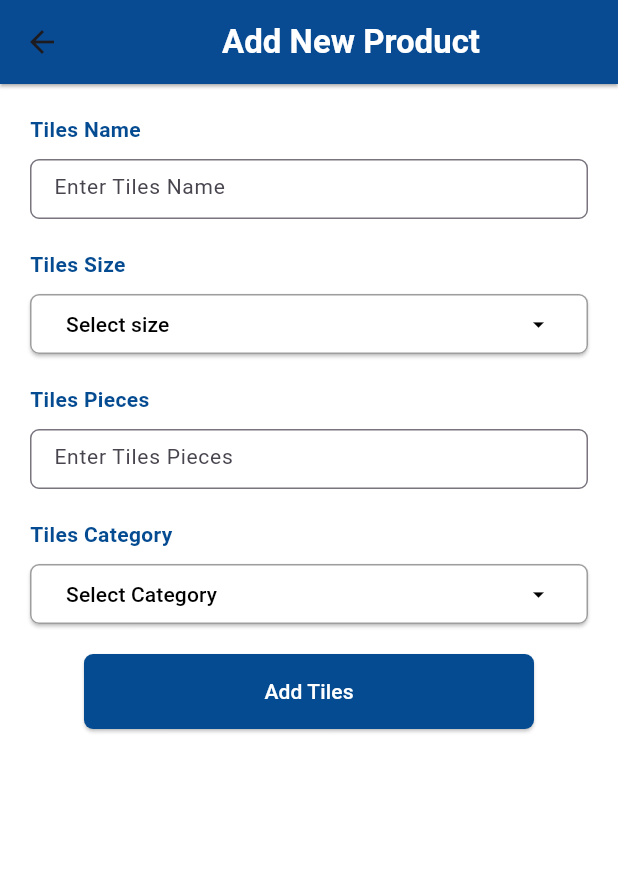
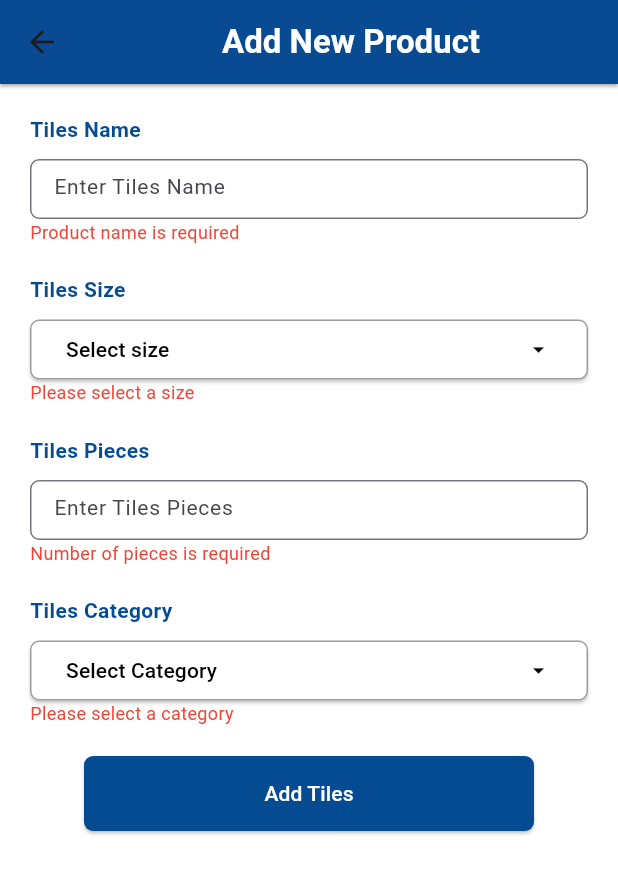
Before and after one commit to Aljoboyer/tiles_shop_management, a Flutter app: the ProductAddScreen screen opened directly, after a tap on "Add Tiles", on a phone screen of 412 x 824 dp. Shown: the top 874 px of the screen. Run offline on Flutter 3.47's test engine with Material 3 defaults, Android fonts, the phone set to English and light mode, and no system bars; our stand-ins replace go_router.

Commit message:
input validation done in add page and custom error added

```diff
--- a/lib/screens/maintanence/product_add_screen.dart
+++ b/lib/screens/maintanence/product_add_screen.dart
@@ -2,7 +2,9 @@ import 'package:flutter/material.dart';
 import 'package:tiles_shop_management/utils/constant/cons_data.dart';
 import 'package:tiles_shop_management/widgets/button.dart';
 import 'package:tiles_shop_management/widgets/dropdown.dart';
+import 'package:tiles_shop_management/widgets/error_text.dart';
 import 'package:tiles_shop_management/widgets/input_field.dart';
+import 'package:tiles_shop_management/widgets/label_text.dart';
 
 class ProductAddScreen extends StatefulWidget {
   const ProductAddScreen({super.key});
@@ -18,27 +20,72 @@ class _ProductAddScreenState extends State<ProductAddScreen> {
 
   final TextEditingController _productNameController = TextEditingController();
   final TextEditingController _productPieceController = TextEditingController();
+// Error messages for validation
+  String? _nameError;
+  String? _piecesError;
+  String? _sizeError;
+  String? _categoryError;
 
   void showSizeDropdown ()async {
     await showDropDown(context, sizeItems, (item) {setState(() {
       selectedSizeValue = item;
+      _sizeError = null;
       });});
   }
 
   void showCategoryDropdown ()async {
     await showDropDown(context, categoryItems, (item) {setState(() {
       selectedCatgoryValue = item;
+      _categoryError = null;
       });});
   }
 
-  void _productAddHandler () {
-    final prod_rq = {
+   void _productAddHandler() {
+    print(_piecesError);
+
+    setState(() {
+      // Validate product name
+      if (_productNameController.text.isEmpty) {
+        _nameError = "Product name is required";
+      } else {
+        _nameError = null;
+      }
+
+      // Validate product pieces
+      if (_productPieceController.text.isEmpty) {
+        _piecesError = "Number of pieces is required";
+      } else {
+        _piecesError = null;
+      }
+
+      // Validate dropdowns
+      _sizeError = selectedSizeValue == null ? "Please select a size" : null;
+      _categoryError = selectedCatgoryValue == null ? "Please select a category" : null;
+    });
+
+    // If all fields are valid, proceed
+    if (_nameError == null &&
+        _piecesError == null &&
+        _sizeError == null &&
+        _categoryError == null) {
+      final prodRequest = {
         'product_name': _productNameController.text,
         'product_pieces': _productPieceController.text,
         'product_size': selectedSizeValue,
         'product_category': selectedCatgoryValue,
       };
-    print(prod_rq);
+
+      print(prodRequest);
+        ScaffoldMessenger.of(context).showSnackBar(
+      SnackBar(
+        content: Text("Product added successfully!"),
+        showCloseIcon: true,
+        behavior: SnackBarBehavior.floating,
+        margin: EdgeInsets.only(bottom: 500, left: 20, right: 20),
+        duration: Duration(seconds: 1),
+      ),
+      );
+    }
   }
 
   @override
@@ -71,15 +118,11 @@ class _ProductAddScreenState extends State<ProductAddScreen> {
           child: Column(
             children: [
               CustomInputs(label: 'Tiles Name',fieldType: false,  inputController: _productNameController),
+               if (_nameError != null)
+                CustomErrorText(errtext: _nameError),
               SizedBox(height: 20),
 
-              Align(
-            alignment: Alignment.centerLeft,
-            child: Text('Tiles Size', style: TextStyle(
-                  color:Color(0xFF044B91),
-                fontSize: 14,
-                fontWeight: FontWeight.bold,
-              ),)),
+            CustomlabelText(label: 'Tiles Size',),
             SizedBox(height: 10,),
               SizedBox(
                 width: double.infinity,
@@ -106,19 +149,19 @@ class _ProductAddScreenState extends State<ProductAddScreen> {
                   ),
                 ),
               ),
+               if (_sizeError != null)
+                CustomErrorText(errtext: _sizeError),
+
               SizedBox(height: 20,),
 
                CustomInputs(label: 'Tiles Pieces',fieldType: false, inputController: _productPieceController,
                         ),
+               if (_piecesError != null)
+                CustomErrorText(errtext: _piecesError),
+
                SizedBox(height: 20,),
 
-              Align(
-            alignment: Alignment.centerLeft,
-            child: Text('Tiles Category', style: TextStyle(
-                  color:Color(0xFF044B91),
-                fontSize: 14,
-                fontWeight: FontWeight.bold,
-              ),)),
+              CustomlabelText(label: 'Tiles Category',),
             SizedBox(height: 10,),
               SizedBox(
                 width: double.infinity,
@@ -145,6 +188,9 @@ class _ProductAddScreenState extends State<ProductAddScreen> {
                   ),
                 ),
               ),
+
+               if (_categoryError != null)
+                CustomErrorText(errtext: _categoryError),
                SizedBox(height: 20,),
               CustomButton(btn_label: 'Add Tiles', onPressed: _productAddHandler,)
             ],
--- /dev/null
+++ b/lib/widgets/error_text.dart
@@ -0,0 +1,21 @@
+import 'package:flutter/material.dart';
+
+class CustomErrorText extends StatelessWidget {
+  final String ? errtext;
+
+  const CustomErrorText({
+    super.key,
+     this.errtext,
+  });
+
+  @override
+  Widget build(BuildContext context) {
+    return  SizedBox(
+        child: Align(
+                  alignment: Alignment.centerLeft,
+                  child: Text(errtext!,
+                      style: TextStyle(color: Colors.red, fontSize: 12)),
+                ),
+    );
+  }
+}
--- /dev/null
+++ b/lib/widgets/label_text.dart
@@ -0,0 +1,23 @@
+import 'package:flutter/material.dart';
+
+class CustomlabelText extends StatelessWidget {
+  final String ? label;
+
+  const CustomlabelText({
+    super.key,
+     this.label,
+  });
+
+  @override
+  Widget build(BuildContext context) {
+    return  SizedBox(
+        child:    Align(
+            alignment: Alignment.centerLeft,
+            child: Text('$label', style: TextStyle(
+                  color:Color(0xFF044B91),
+                fontSize: 14,
+                fontWeight: FontWeight.bold,
+              ),)),
+    );
+  }
+}
```
Also changed, not shown: lib/router/app_router.dart (+0 -7 lines). Lines whose indentation alone changed are shown as unchanged.
